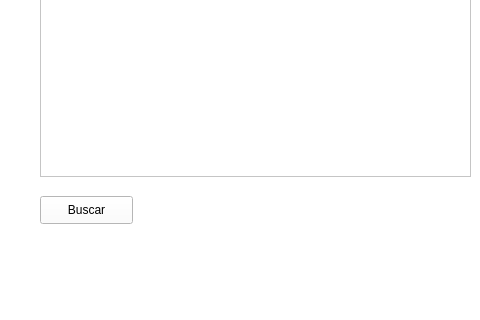
Before: the Qt Designer form InterfaceGrafica/Hotel/menupainel.ui in Caioww/Hotel, drawn with Qt 5; both pictures show x 0 to 480 and y 314 to 634 of the 1082 by 634 pixel window.
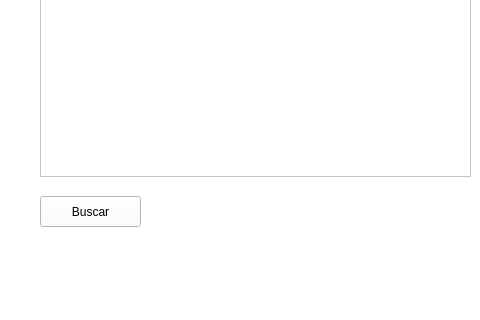
After: the same form once the commit is applied. The open tabs and pages were chosen to show the change. Icons and pictures are not drawn.

Commit message: arrumando index de volta

Patch:
```diff
--- a/InterfaceGrafica/Hotel/menupainel.ui
+++ b/InterfaceGrafica/Hotel/menupainel.ui
@@ -1497,8 +1497,8 @@
       <rect>
        <x>40</x>
        <y>410</y>
-       <width>93</width>
-       <height>28</height>
+       <width>101</width>
+       <height>31</height>
       </rect>
      </property>
      <property name="text">
```
Left out of the diff: 8 changed lines with no effect on the pictures. The commit also changes 2 other files.
